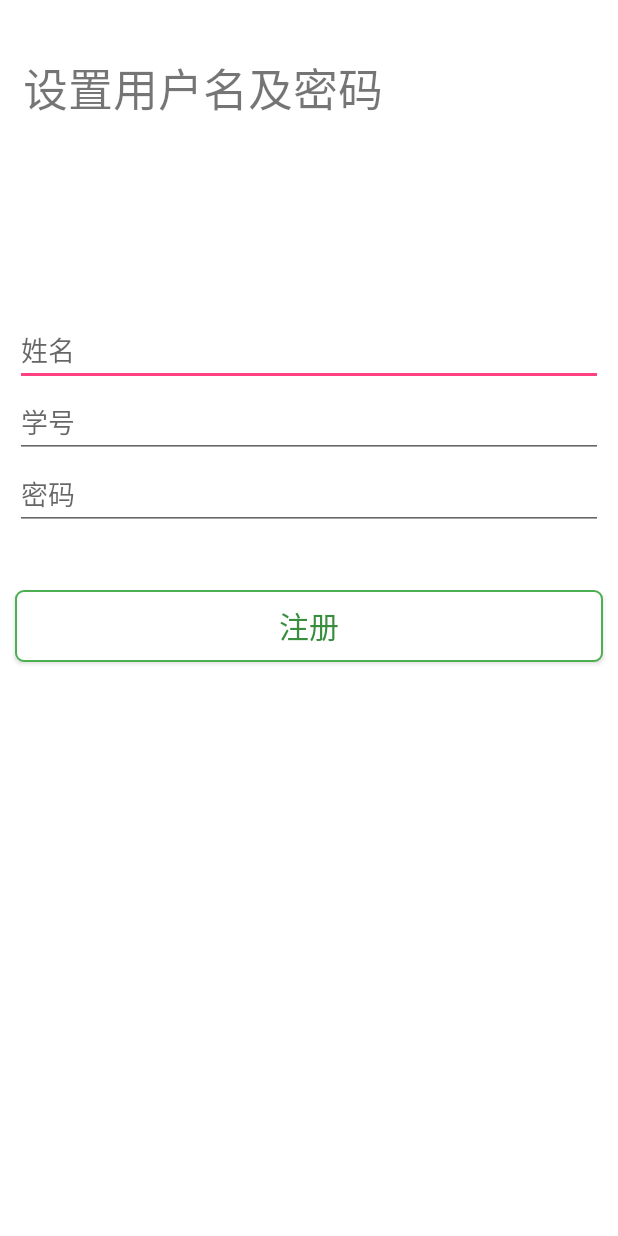
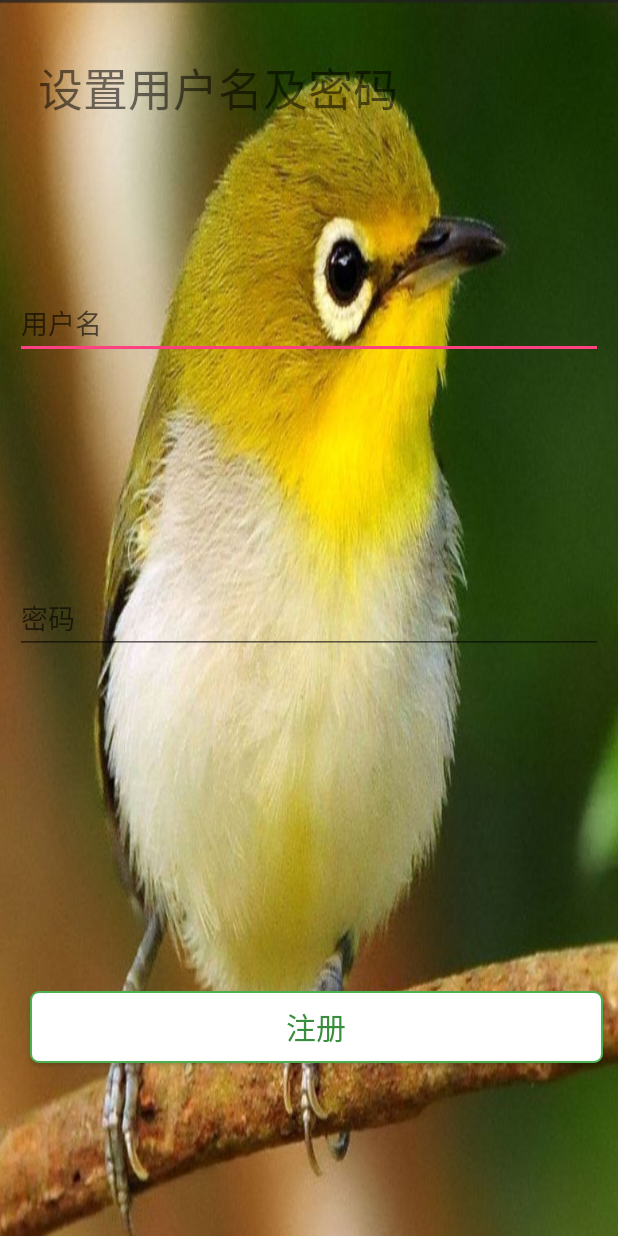
Before and after one commit to lrm2017/SCS, an Android app: the layout activity_complete_information.xml on its own in the app's theme, with its tools: preview values and no code run, on a phone screen of 412 x 824 dp. Run offline under Robolectric (Android 15) with nearby library versions, the phone set to English and light mode, and no system bars.

Commit message:
Merge branch 'master' of C:\Users\123\AndroidStudioProjects\SCS with conflicts.

```diff
--- a/app/src/main/java/com/example/scs/MainActivity.java
+++ b/app/src/main/java/com/example/scs/MainActivity.java
@@ -1,5 +1,4 @@
 package com.example.scs;
-
 import android.os.Bundle;
 import android.support.annotation.NonNull;
 import android.support.design.widget.BottomNavigationView;
--- a/app/src/main/res/layout/activity_complete_information.xml
+++ b/app/src/main/res/layout/activity_complete_information.xml
@@ -3,6 +3,12 @@
     android:background="#fff"
     android:layout_width="match_parent"
     android:layout_height="match_parent">
+
+    <ImageView
+        android:layout_width="wrap_content"
+        android:layout_height="wrap_content"
+        android:background="@drawable/header"
+        />
 
     <TextView
         android:id="@+id/settings"
@@ -16,32 +22,22 @@
         android:layout_alignLeft="@+id/be_new_member"
         android:layout_alignStart="@+id/be_new_member" />
 
+
+
+
     <EditText
         android:id="@+id/set_user_name"
         android:layout_width="match_parent"
         android:layout_height="wrap_content"
         android:layout_marginRight="10dp"
         android:layout_marginLeft="10dp"
-        android:hint="姓名"
-        android:layout_marginTop="128dp"
+        android:hint="用户名"
+        android:layout_marginTop="110dp"
         android:layout_below="@+id/settings"
         />
 
     <EditText
-        android:hint="学号"
-        android:layout_below="@+id/set_user_name"
-        android:id="@+id/input_identify"
-        android:layout_marginRight="10dp"
-        android:layout_marginLeft="10dp"
-        android:layout_width="match_parent"
-        android:layout_height="wrap_content"
-        android:layout_centerVertical="true"
-        android:layout_alignParentRight="true"
-        android:layout_alignParentEnd="true" />
-
-    <EditText
         android:hint="密码"
-        android:layout_below="@+id/input_identify"
         android:id="@+id/input_password"
         android:layout_marginRight="10dp"
         android:layout_marginLeft="10dp"
@@ -55,15 +51,14 @@
         android:id="@+id/be_new_member"
         android:layout_width="match_parent"
         android:layout_height="wrap_content"
-        android:layout_marginTop="40dp"
-        android:layout_alignEnd="@+id/input_password"
-        android:layout_alignLeft="@+id/input_password"
+        android:textSize="20dp"
+        android:textColor="#388e3c"
+        android:text="注册"
+        android:background="@drawable/button_style"
+        android:layout_marginLeft="20dp"
+        android:layout_marginBottom="115dp"
+        android:layout_alignParentBottom="true"
         android:layout_alignRight="@+id/input_password"
-        android:layout_alignStart="@+id/input_password"
-        android:layout_below="@+id/input_password"
-        android:background="@drawable/button_style"
-        android:text="注册"
-        android:textColor="#388e3c"
-        android:textSize="20dp" />
+        android:layout_alignEnd="@+id/input_password" />
 
 </RelativeLayout>
--- a/app/src/main/res/layout/activity_main.xml
+++ b/app/src/main/res/layout/activity_main.xml
@@ -22,4 +22,6 @@
         app:headerLayout="@layout/nav_header_main"
         app:menu="@menu/activity_main_drawer" />
 
+
+
 </android.support.v4.widget.DrawerLayout>
```
